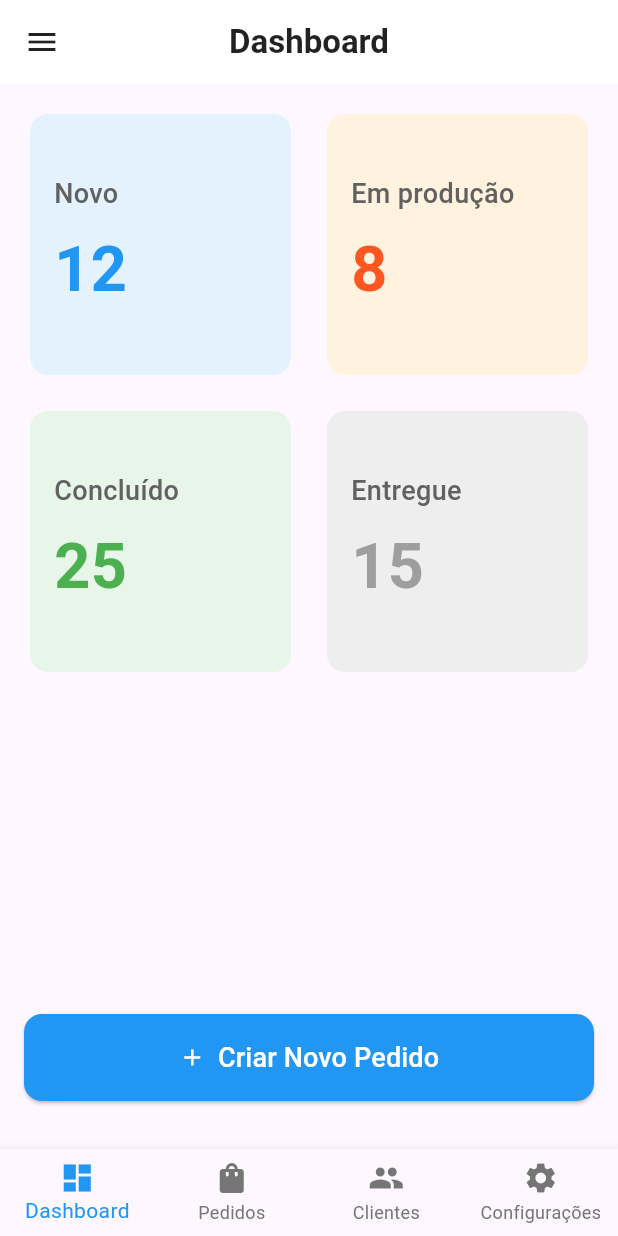
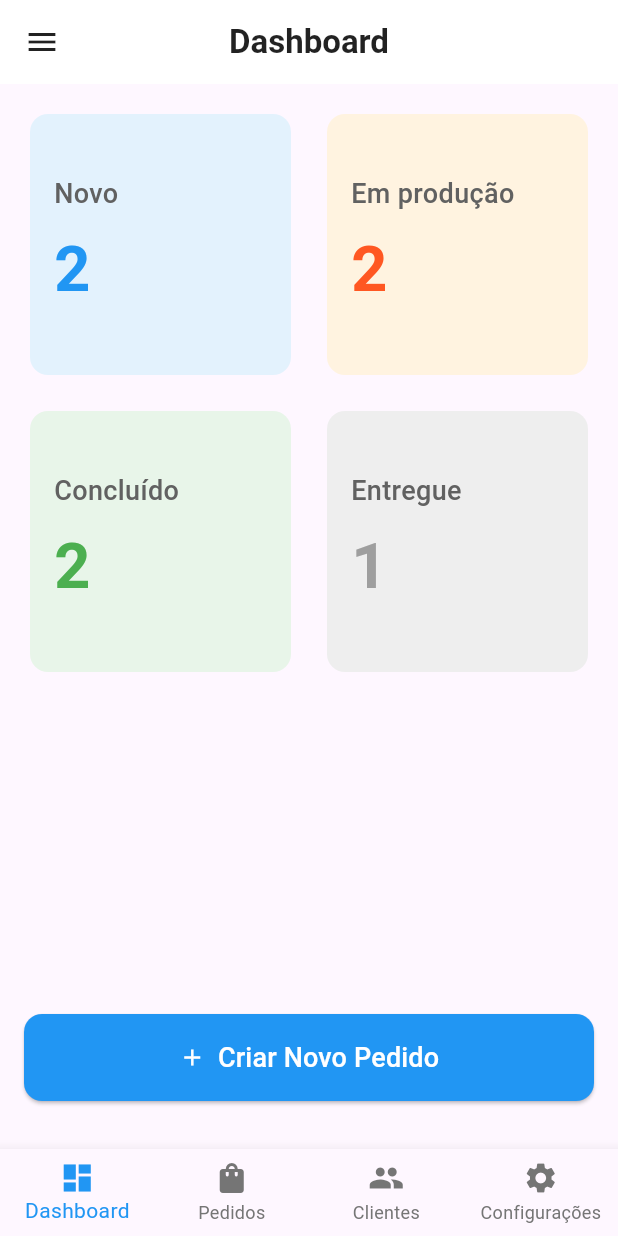
Before and after one commit to DevSamuel06/FootFlow, a Flutter app: the DashboardScreen screen opened by its route, on a phone screen of 412 x 824 dp. Run offline on Flutter 3.47's test engine with Material 3 defaults, Android fonts, the phone set to English and light mode, and no system bars.

Commit message:
fix: adjusting screens to account for simulated data

```diff
--- a/lib/views/dashboard_screen.dart
+++ b/lib/views/dashboard_screen.dart
@@ -1,19 +1,22 @@
 import 'package:flutter/material.dart';
+import 'package:provider/provider.dart';
+import '../controllers/pedido_controller.dart';
+import 'package:footflow/widgets/bottom_nav_bar.dart';
 
 class DashboardScreen extends StatelessWidget {
   const DashboardScreen({super.key});
 
-  @override
+@override
   Widget build(BuildContext context) {
+    final pedidoController = Provider.of<PedidoController>(context);
+
     return Scaffold(
       appBar: AppBar(
         backgroundColor: Colors.white,
         elevation: 0,
         leading: IconButton(
           icon: const Icon(Icons.menu, color: Colors.black87),
-          onPressed: () {
-            // Ação do menu
-          },
+          onPressed: () {},
         ),
         title: const Text(
           'Dashboard',
@@ -25,61 +28,33 @@ class DashboardScreen extends StatelessWidget {
         padding: const EdgeInsets.all(16.0),
         child: Column(
           children: [
-            // Grid de cartões de estatísticas
             Expanded(
               child: GridView.count(
                 crossAxisCount: 2,
                 crossAxisSpacing: 16.0,
                 mainAxisSpacing: 16.0,
-                children: const [
-                  _StatisticCard(
-                    title: 'Novo',
-                    value: '12',
-                    backgroundColor: Color(0xFFE3F2FD), // Azul claro
-                    valueColor: Colors.blue,
-                  ),
-                  _StatisticCard(
-                    title: 'Em produção',
-                    value: '8',
-                    backgroundColor: Color(0xFFFFF3E0), // Laranja claro
-                    valueColor: Colors.deepOrange,
-                  ),
-                  _StatisticCard(
-                    title: 'Concluído',
-                    value: '25',
-                    backgroundColor: Color(0xFFE8F5E9), // Verde claro
-                    valueColor: Colors.green,
-                  ),
-                  _StatisticCard(
-                    title: 'Entregue',
-                    value: '15',
-                    backgroundColor: Color(0xFFEEEEEE), // Cinza claro
-                    valueColor: Colors.grey,
-                  ),
+                children: [
+                  _StatisticCard(title: 'Novo', value: pedidoController.novosPedidos.toString(), backgroundColor: const Color(0xFFE3F2FD), valueColor: Colors.blue),
+                  _StatisticCard(title: 'Em produção', value: pedidoController.emProducaoPedidos.toString(), backgroundColor: const Color(0xFFFFF3E0), valueColor: Colors.deepOrange),
+                  _StatisticCard(title: 'Concluído', value: pedidoController.concluidosPedidos.toString(), backgroundColor: const Color(0xFFE8F5E9), valueColor: Colors.green),
+                  _StatisticCard(title: 'Entregue', value: pedidoController.entreguesPedidos.toString(), backgroundColor: const Color(0xFFEEEEEE), valueColor: Colors.grey),
                 ],
               ),
             ),
             const SizedBox(height: 24.0),
-
-            // Botão "Criar Novo Pedido"
             SizedBox(
               width: double.infinity,
               child: ElevatedButton.icon(
                 onPressed: () {
-                  // Ação para criar novo pedido
+                  Navigator.pushNamed(context, '/new-pedido');
                 },
                 icon: const Icon(Icons.add),
-                label: const Text(
-                  'Criar Novo Pedido',
-                  style: TextStyle(fontSize: 18),
-                ),
+                label: const Text('Criar Novo Pedido', style: TextStyle(fontSize: 18)),
                 style: ElevatedButton.styleFrom(
                   foregroundColor: Colors.white,
                   backgroundColor: Colors.blue,
                   padding: const EdgeInsets.symmetric(vertical: 16.0),
-                  shape: RoundedRectangleBorder(
-                    borderRadius: BorderRadius.circular(12.0),
-                  ),
+                  shape: RoundedRectangleBorder(borderRadius: BorderRadius.circular(12.0)),
                 ),
               ),
             ),
@@ -87,33 +62,7 @@ class DashboardScreen extends StatelessWidget {
           ],
         ),
       ),
-      bottomNavigationBar: BottomNavigationBar(
-        type: BottomNavigationBarType.fixed, // Garante que todos os itens são visíveis
-        selectedItemColor: Colors.blue,
-        unselectedItemColor: Colors.grey[600],
-        currentIndex: 0, // Define 'Dashboard' como selecionado inicialmente
-        onTap: (index) {
-          // Lógica para navegação entre as telas
-        },
-        items: const [
-          BottomNavigationBarItem(
-            icon: Icon(Icons.dashboard),
-            label: 'Dashboard',
-          ),
-          BottomNavigationBarItem(
-            icon: Icon(Icons.shopping_bag),
-            label: 'Pedidos',
-          ),
-          BottomNavigationBarItem(
-            icon: Icon(Icons.people),
-            label: 'Clientes',
-          ),
-          BottomNavigationBarItem(
-            icon: Icon(Icons.settings),
-            label: 'Configurações',
-          ),
-        ],
-      ),
+      bottomNavigationBar: BottomNavBar(currentIndex: 0),
     );
   }
 }
--- a/pubspec.yaml
+++ b/pubspec.yaml
@@ -30,6 +30,7 @@ environment:
 dependencies:
   flutter:
     sdk: flutter
+  provider: ^6.0.5
 
   # The following adds the Cupertino Icons font to your application.
   # Use with the CupertinoIcons class for iOS style icons.
```
Also changed, not shown: lib/views/PedidosScreen.dart (+34 -113 lines), lib/views/clientes_screen.dart (added, +41 -0 lines), lib/views/configuracoes_screen.dart (added, +20 -0 lines), lib/views/login_screen.dart (+38 -63 lines), lib/views/new_client_screen.dart (+17 -71 lines), lib/views/new_pedido_screen.dart (+42 -28 lines), pubspec.lock.
